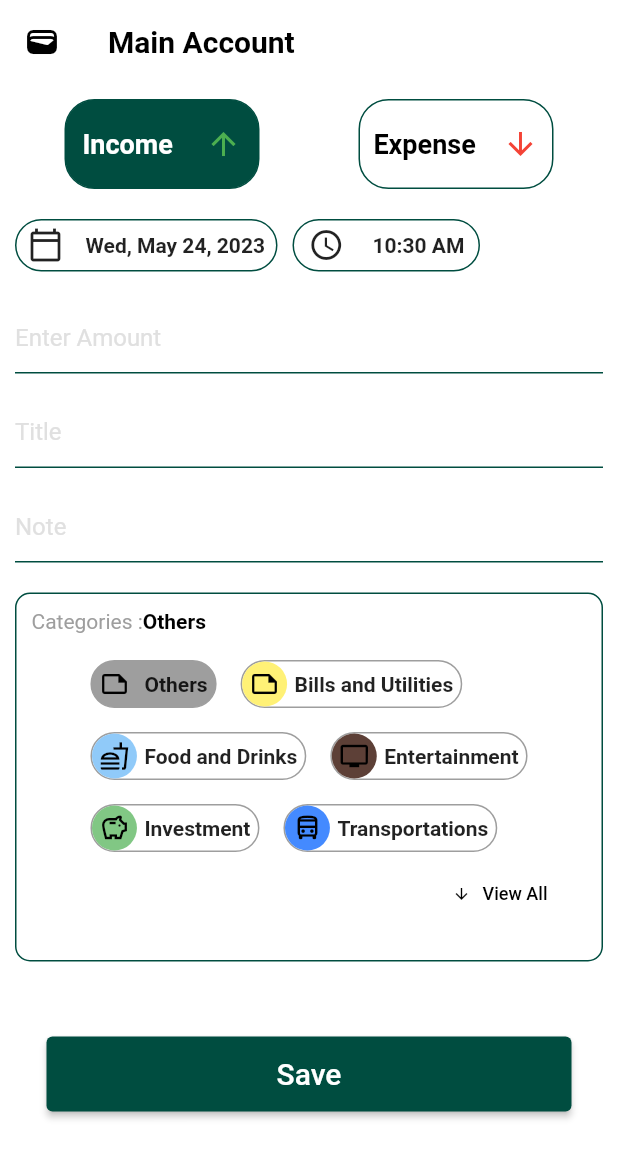
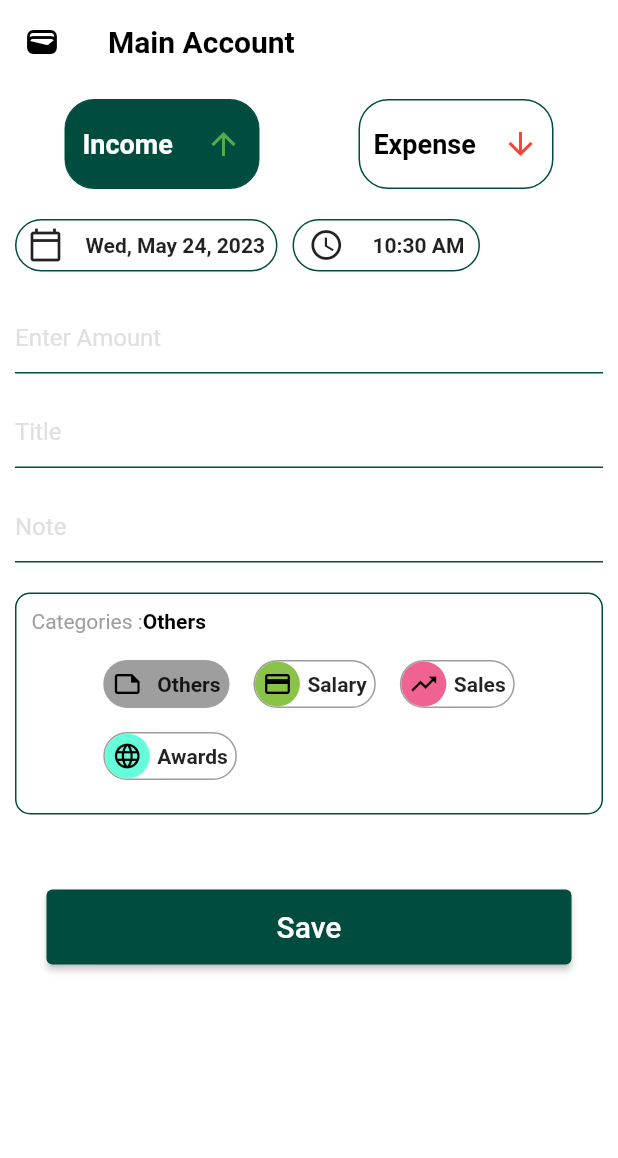
Before and after one commit to Shahabas008/Expense-Tracker, a Flutter app: the screen it shows after launch, on a phone screen of 412 x 824 dp. Shown: the top 1158 px of the screen. Run offline on Flutter 3.47's test engine with Material 2 defaults, Android fonts, the phone set to English and light mode, and no system bars; our stand-ins replace pie_chart; missing offline and left inert: dart:js.

Commit message:
UI-Update

```diff
--- a/lib/UI/addBugdet/addBudgetprovider.dart
+++ b/lib/UI/addBugdet/addBudgetprovider.dart
@@ -3,7 +3,7 @@ import 'package:flutter/material.dart';
 import 'package:money_management_app/UI/addBugdet/addbudgetmodel.dart';
 
 class AddBudgetProvider extends ChangeNotifier {
-  List<AddBudgetModel> containerList = [
+  List<AddBudgetModel> expenseContainerList = [
     AddBudgetModel(
       false,
       0,
@@ -89,17 +89,36 @@ class AddBudgetProvider extends ChangeNotifier {
       Icons.money_off_csred_outlined,
     ),
   ];
+  List<AddBudgetModel> incomeContainerList = [
+    AddBudgetModel(
+      false,
+      0,
+      "Others",
+      Colors.grey,
+      Icons.note_outlined,
+    ),
+    AddBudgetModel(
+        false, 1, 'Salary', Colors.lightGreen, Icons.payment_outlined),
+    AddBudgetModel(
+        false, 2, 'Sales', Colors.pink.shade300, Icons.trending_up_sharp),
+    AddBudgetModel(
+        false, 3, 'Awards', Colors.tealAccent, Icons.language_outlined),
+    AddBudgetModel(false, 4, 'Business', Colors.yellowAccent, Icons.euro_outlined),
+  ];
 
   //making the container change the color.
   int selectedIndex = 0;
-  String categoryName = '';
+  String expenseCategoryName = '';
+  String incomeCategoryName = '';
+
   void selectedContainerColorChange(int newIndex) {
     selectedIndex = newIndex;
-    for (int i = 0; i < containerList.length; i++) {
-      containerList[i].boolean = false;
+    for (int i = 0; i < expenseContainerList.length; i++) {
+      expenseContainerList[i].boolean = false;
     }
-    containerList[newIndex].boolean = true;
-    categoryName = containerList[newIndex].text;
+    expenseContainerList[newIndex].boolean = true;
+    expenseCategoryName = expenseContainerList[newIndex].text;
+    // incomeCategoryName = incomeContainerList[newIndex].text;
     notifyListeners();
   }
 }
--- a/lib/UI/addBugdet/addbudget.dart
+++ b/lib/UI/addBugdet/addbudget.dart
@@ -276,6 +276,8 @@ class _AddBudgetState extends State<AddBudget> {
                     const SizedBox(
                       height: 20,
                     ),
+                    selectedContainerIndex == 1 ?
+                    //container for the income
                     Container(
                       width: MediaQuery.of(context).size.width,
                       decoration: BoxDecoration(
@@ -299,7 +301,7 @@ class _AddBudgetState extends State<AddBudget> {
                                       color: Colors.grey,
                                     ),
                                   ),
-                                  snapshot2.categoryName.isEmpty
+                                  snapshot2.incomeCategoryName.isEmpty
                                       ? Text(
                                           "Others",
                                           style: TextStyle(
@@ -307,7 +309,80 @@ class _AddBudgetState extends State<AddBudget> {
                                               fontWeight: FontWeight.bold),
                                         )
                                       : Text(
-                                          snapshot2.categoryName,
+                                          snapshot2.incomeCategoryName,
+                                          style: TextStyle(
+                                              color: black,
+                                              fontWeight: FontWeight.bold),
+                                        )
+                                ],
+                              ),
+                            ),
+                            const SizedBox(
+                              height: 10,
+                            ),
+                            SizedBox(
+                              height:  100 ,
+                              child: Wrap(
+                                children: List.generate(
+                                  isExpanded
+                                      ? 4
+                                      : snapshot2.incomeContainerList.length,
+                                  (index) {
+                                    return ContainerAddBudget(
+                                        icon:
+                                            snapshot2.incomeContainerList[index].icon,
+                                        text:
+                                            snapshot2.incomeContainerList[index].text,
+                                        bgcolor: snapshot2
+                                            .incomeContainerList[index].bgcolor,
+                                        containerIndex: snapshot2
+                                            .incomeContainerList[index]
+                                            .containerIndex,
+                                        boolean: snapshot2
+                                            .incomeContainerList[index].boolean);
+                                  },
+                                ),
+                              ),
+                            ),
+
+                          ],
+                        ),
+                      ),
+                    )
+                    :
+                    //container for the expense
+                    Container(
+                      width: MediaQuery.of(context).size.width,
+                      decoration: BoxDecoration(
+                        borderRadius: const BorderRadius.all(
+                          Radius.circular(10),
+                        ),
+                        border: Border.all(color: teal),
+                      ),
+                      child: Padding(
+                        padding: const EdgeInsets.all(10.0),
+                        child: Column(
+                          key: widgetKey,
+                          children: [
+                            Align(
+                              alignment: Alignment.centerLeft,
+                              child: Row(
+                                children: [
+                                  const Text(
+                                    "Categories :",
+                                    style: TextStyle(
+                                      color: Colors.grey,
+                                    ),
+                                  ),
+                                  snapshot2.expenseCategoryName.isEmpty
+                                      ? Text(
+                                          "Others",
+                                          style: TextStyle(
+                                              color: black,
+                                              fontWeight: FontWeight.bold),
+                                        )
+                                      : Text(
+                                          snapshot2.expenseCategoryName,
                                           style: TextStyle(
                                               color: black,
                                               fontWeight: FontWeight.bold),
@@ -323,21 +398,20 @@ class _AddBudgetState extends State<AddBudget> {
                               child: Wrap(
                                 children: List.generate(
                                   isExpanded
-                                      ? 6
-                                      : snapshot2.containerList.length,
+                                      ? 5
+                                      : snapshot2.expenseContainerList.length,
                                   (index) {
                                     return ContainerAddBudget(
                                         icon:
-                                            snapshot2.containerList[index].icon,
+                                            snapshot2.expenseContainerList[index].icon,
                                         text:
-                                            snapshot2.containerList[index].text,
+                                            snapshot2.expenseContainerList[index].text,
                                         bgcolor: snapshot2
-                                            .containerList[index].bgcolor,
-                                        containerIndex: snapshot2
-                                            .containerList[index]
-                                            .containerIndex,
+                                            .expenseContainerList[index].bgcolor,
+                                        containerIndex: index,
+
                                         boolean: snapshot2
-                                            .containerList[index].boolean);
+                                            .expenseContainerList[index].boolean);
                                   },
                                 ),
                               ),
```
